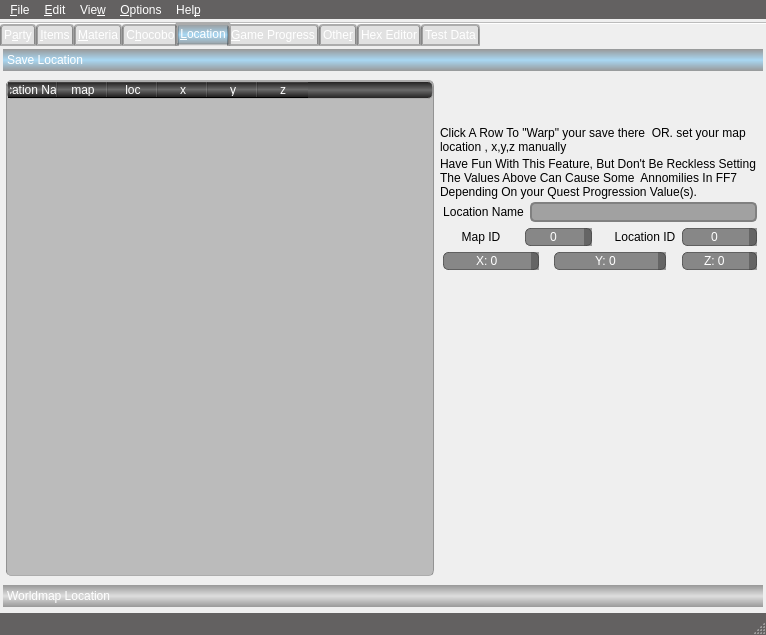
Old version of the form mainwindow.ui in the repository sithlord48/blackchocobo.
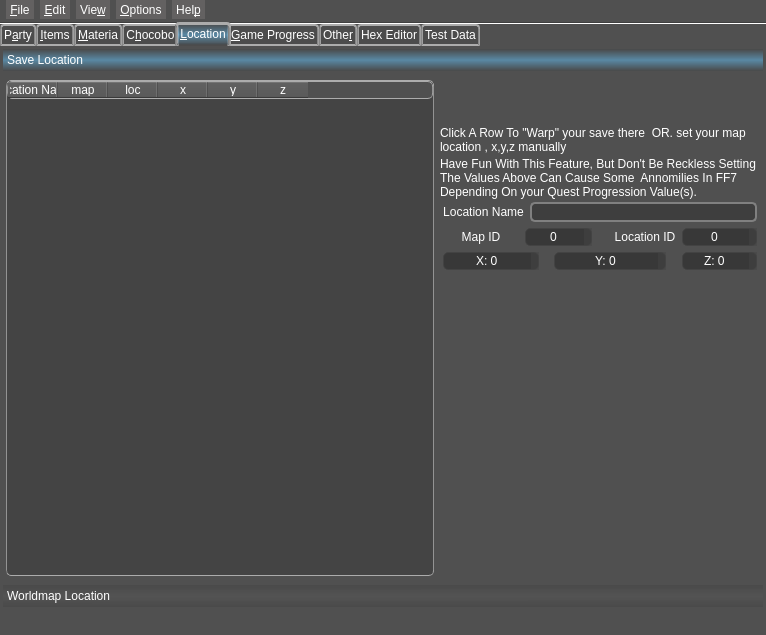
New version of the form. The open tabs and pages were chosen to show the change. Icons and pictures are not drawn.

Commit message: SlotPreview: Removed trailing \ on line 153. BlackChocoob: no more widget transparency.

The edit to the form file:
```diff
--- a/mainwindow.ui
+++ b/mainwindow.ui
@@ -24,9 +24,11 @@
     <normaloff>:/icon/bchoco</normaloff>:/icon/bchoco</iconset>
   </property>
   <property name="styleSheet">
-   <string notr="true">/*QWidget[visible=&quot;true&quot;],*/QWidget#optionsWidget:enabled,QScrollArea[visible=&quot;true&quot;]:enabled,QToolBox:enabled,QWidget#tab_hex,QWidget#scrollAreaWidgetContents_5,QWidget#scrollAreaWidgetContents_3,QWidget#scrollAreaWidgetContents,QWidget#scrollAreaWidgetContents_4,QWidget#scrollAreaWidgetContents_2,QWidget#page,QWidget#page_2,ChocoboEditor:enabled,QGroupBox:enabled,QCheckBox:enabled,QFrame ,QLabel[visible=&quot;true&quot;]:enabled,QWidet#tab_test,QListWidget:enabled{background-color: rgba(10,10,10,16);font:;color:rgb(255,255,255);}
+   <string notr="true">/*QWidget#optionsWidget:enabled,QScrollArea[visible=&quot;true&quot;]:enabled,QToolBox:enabled,QWidget#tab_hex,QWidget#scrollAreaWidgetContents_5,QWidget#scrollAreaWidgetContents_3,QWidget#scrollAreaWidgetContents,QWidget#scrollAreaWidgetContents_4,QWidget#scrollAreaWidgetContents_2,QWidget#page,QWidget#page_2,ChocoboEditor:enabled,QGroupBox:enabled,QCheckBox:enabled,QFrame ,QLabel[visible=&quot;true&quot;]:enabled,QWidet#tab_test,QListWidget:enabled{background-color: rgba(10,10,10,16);font:;color:rgb(255,255,255);}*/
+QWidget:enabled{background-color:rgb(80,80,80);font:;color:rgb(255,255,255);}
 
 QWidget[visible=&quot;true&quot;]:disabled,QLabel[visible=&quot;true&quot;]:disabled{background-color:rgba(48, 47, 47,128);font:;color:rgb(74, 80, 16);}
+QLabel:enabled{background-color:rgb(255,255,255,0);font:;color:rgb(255,255,255);}
 
 QDialog{
 background-color:rgb(48,47,47);
@@ -375,6 +377,10 @@
 QTabBar::tab:first:selected { margin-left: 0; }
 QTabBar::tab:last:selected { margin-right: 0; }
 QTabBar::tab:only-one { margin: 0;  }
+
+QLabel[smaller_text=&quot;true&quot;]{font-size: 8pt;}
+QLabel[Heading=&quot;true&quot;]{text-decoration: underline;}
+QLabel[program_name=&quot;true&quot;]{	font-size:12pt }
 </string>
   </property>
   <widget class="QWidget" name="centralWidget">
@@ -3259,8 +3265,8 @@
             <rect>
              <x>0</x>
              <y>0</y>
-             <width>760</width>
-             <height>494</height>
+             <width>749</width>
+             <height>429</height>
             </rect>
            </property>
            <attribute name="icon">
```
Left out of the diff: 2 changed lines with no effect on the pictures. The commit also changes 5 other files.
